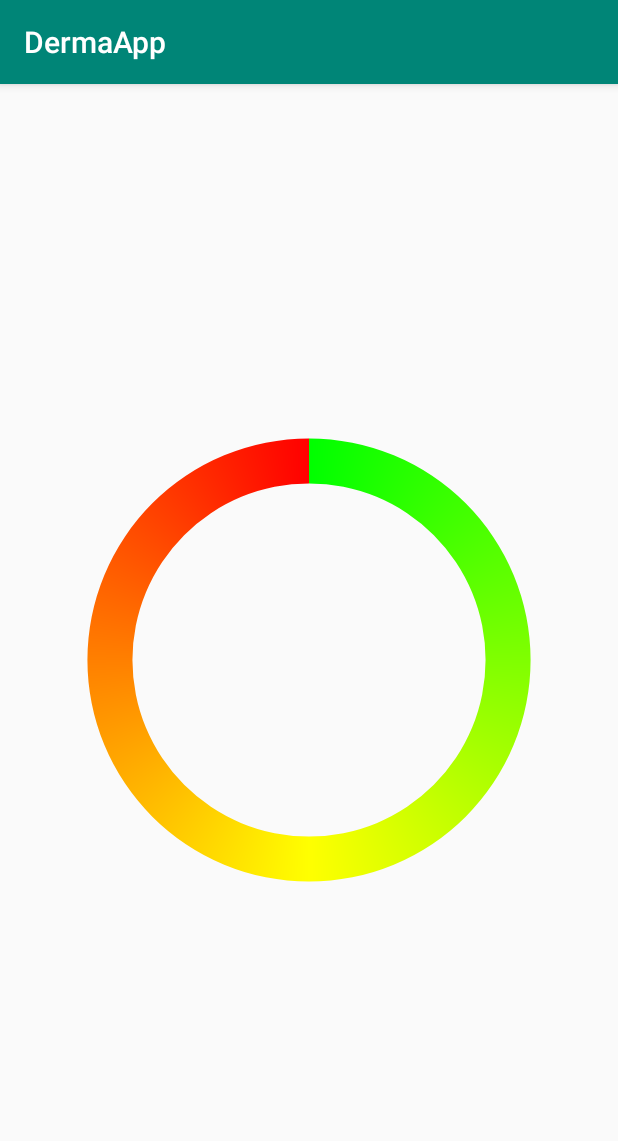
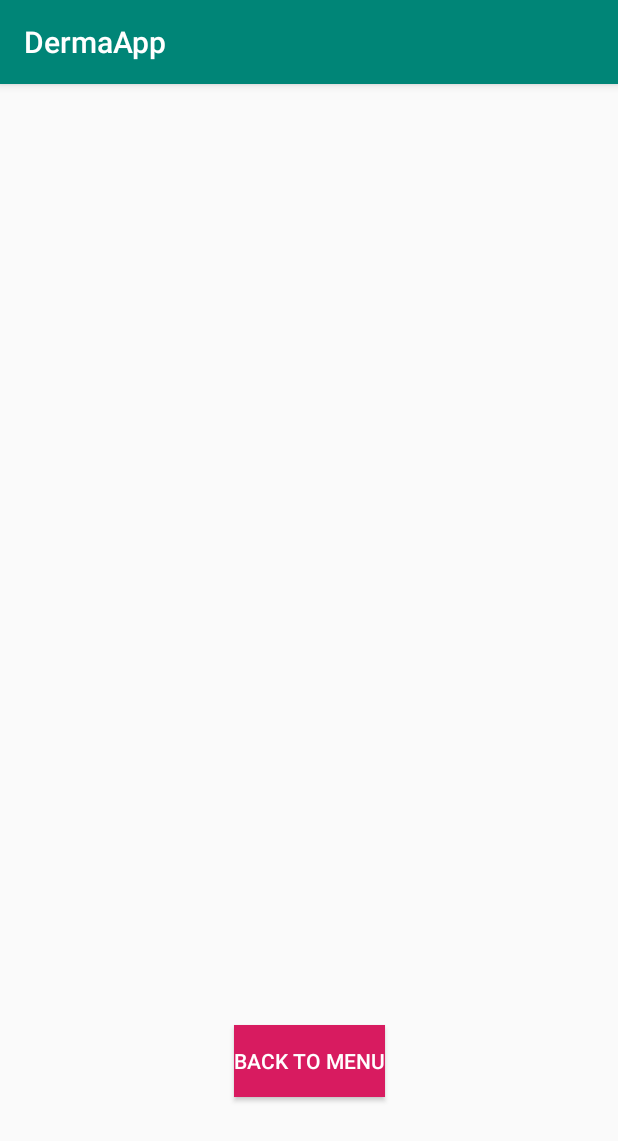
Before and after one commit to Harp0n/DermaApp, an Android app: the ResultActivity screen opened directly, with no data from a screen before it, on a phone screen of 412 x 824 dp. Shown: the top 1141 px of the screen. Run offline under Robolectric (Android 15) with nearby library versions, the phone set to English and light mode, and no system bars; 2 statements that could not run were skipped.

Commit message:
everything works

```diff
--- a/DermaAppAndroid/app/src/main/AndroidManifest.xml
+++ b/DermaAppAndroid/app/src/main/AndroidManifest.xml
@@ -25,7 +25,8 @@
         android:roundIcon="@mipmap/ic_launcher_round"
         android:supportsRtl="true"
         android:theme="@style/AppTheme"
-        tools:ignore="GoogleAppIndexingWarning">
+        tools:ignore="GoogleAppIndexingWarning"
+        android:usesCleartextTraffic="true">
         <activity android:name=".MainActivity">
             <intent-filter>
                 <action android:name="android.intent.action.MAIN" />
@@ -51,8 +52,9 @@
             <!-- ressource file to create -->
             <meta-data
                 android:name="android.support.FILE_PROVIDER_PATHS"
-                android:resource="@xml/file_paths"></meta-data>
+                android:resource="@xml/file_paths" />
         </provider>
+
     </application>
 
 </manifest>
--- a/DermaAppAndroid/app/src/main/java/com/example/dermaapp/Constants/Constants.java
+++ b/DermaAppAndroid/app/src/main/java/com/example/dermaapp/Constants/Constants.java
@@ -11,5 +11,7 @@ public class Constants {
             Manifest.permission.CAMERA,
             Manifest.permission.WRITE_EXTERNAL_STORAGE
     };
-    public static final String DJANGO_SITE_BASIC_URL = "https://skin-changes.herokuapp.com/analyze/";
+    public static final String DJANGO_SITE_BASIC_URL = "http://192.168.1.21:5000/analyze/";
+    public static final String DJANGO_SITE_BASIC_SITE_URL = "https://skin-changes.herokuapp.com/analyze/";
+
 }
--- a/DermaAppAndroid/app/src/main/java/com/example/dermaapp/Controler/ServerControler.java
+++ b/DermaAppAndroid/app/src/main/java/com/example/dermaapp/Controler/ServerControler.java
@@ -79,15 +79,11 @@ public class ServerControler implements IObservable {
                 {
                     e.printStackTrace();
                 }
-                finally {
-                    notifyObservers("Error");
-                }
             }
 
             @Override
             public void onFailure(Call<ResponseBody> call, Throwable t) {
                 Log.e("Upload error:", t.getMessage());
-                notifyObservers("Server Failure");
             }
         });
     }
--- a/DermaAppAndroid/app/src/main/java/com/example/dermaapp/ResultActivity.java
+++ b/DermaAppAndroid/app/src/main/java/com/example/dermaapp/ResultActivity.java
@@ -1,8 +1,12 @@
 package com.example.dermaapp;
 
 import android.animation.ObjectAnimator;
+import android.annotation.SuppressLint;
+import android.content.Intent;
 import android.os.Bundle;
 import android.support.v7.app.AppCompatActivity;
+import android.view.View;
+import android.widget.Button;
 import android.widget.ProgressBar;
 import android.widget.TextView;
 import static android.support.v4.graphics.ColorUtils.HSLToColor;
@@ -15,7 +19,7 @@ import java.io.File;
 
 public class ResultActivity extends AppCompatActivity {
     private static TextView textViewResult;
-
+    private static ProgressBar progressBar;
     @Override
     protected void onCreate(Bundle savedInstanceState) {
         super.onCreate(savedInstanceState);
@@ -29,22 +33,33 @@ public class ResultActivity extends AppCompatActivity {
         setContentView(R.layout.activity_result);
 
 
-        ProgressBar progressBar = findViewById(R.id.progressBarResult);
+        progressBar = findViewById(R.id.progressBarResult);
         textViewResult = findViewById(R.id.textViewResult);
+        Button  backButton = findViewById(R.id.buttonBack);
 
 
         progressBar.setMax(100);
         //progressBar.setProgress(0);
 
-        ObjectAnimator.ofInt(progressBar, "progress", 100)
-                .setDuration(1000)
-                .start();
+
+        backButton.setOnClickListener(new View.OnClickListener() {
+            @Override
+            public void onClick(View v) {
+                finish();
+            }
+        });
 
 
     }
 
+    @SuppressLint("SetTextI18n")
     public static void receiveResponse(String massage)
     {
-        textViewResult.setText(massage);
+        Integer response = ((int) (Float.valueOf(massage)*100));
+        textViewResult.setText(response.toString()+"%");
+        ObjectAnimator.ofInt(progressBar, "progress", response)
+                .setDuration(1000)
+                .start();
+
     }
 }
--- a/DermaAppAndroid/app/src/main/java/com/example/dermaapp/SelectedPictureActivity.java
+++ b/DermaAppAndroid/app/src/main/java/com/example/dermaapp/SelectedPictureActivity.java
@@ -35,6 +35,7 @@ public class SelectedPictureActivity extends AppCompatActivity {
                 resultIntent.putExtra("File", fileToSend);
 
                 startActivity(resultIntent);
+                finish();
             }
         });
 
--- a/DermaAppAndroid/app/src/main/res/layout/activity_result.xml
+++ b/DermaAppAndroid/app/src/main/res/layout/activity_result.xml
@@ -18,8 +18,10 @@
 
     <TextView
         android:id="@+id/textViewResult"
-        android:layout_width="99dp"
-        android:layout_height="40dp"
+        android:layout_width="96dp"
+        android:layout_height="68dp"
+        android:gravity="center"
+        android:textSize="40sp"
         app:layout_constraintBottom_toBottomOf="parent"
         app:layout_constraintEnd_toEndOf="parent"
         app:layout_constraintHorizontal_bias="0.538"
@@ -27,4 +29,16 @@
         app:layout_constraintTop_toTopOf="parent"
         app:layout_constraintVertical_bias="0.513" />
 
+    <Button
+        android:id="@+id/buttonBack"
+        android:layout_width="wrap_content"
+        android:layout_height="wrap_content"
+        android:layout_marginTop="200dp"
+        android:text="@string/back_to_menu"
+        android:background="@color/colorAccent"
+        android:textColor="@color/colorWhite"
+        app:layout_constraintEnd_toEndOf="parent"
+        app:layout_constraintStart_toStartOf="parent"
+        app:layout_constraintTop_toBottomOf="@+id/textViewResult" />
+
 </android.support.constraint.ConstraintLayout>
--- a/DermaAppAndroid/app/src/main/res/values/strings.xml
+++ b/DermaAppAndroid/app/src/main/res/values/strings.xml
@@ -4,4 +4,5 @@
     <string name="take_a_photo">Take a photo</string>
     <string name="check_ups">Check-ups history</string>
     <string name="check_skin">Check\nyour\nskin</string>
+    <string name="back_to_menu">Back to menu</string>
 </resources>
```
